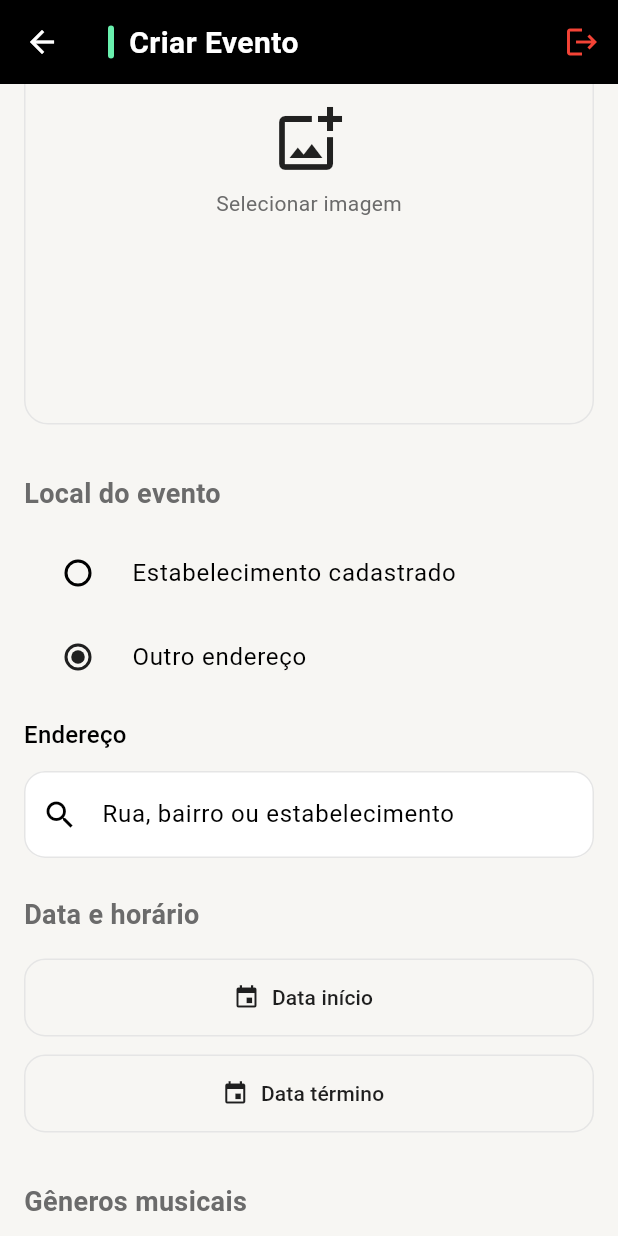
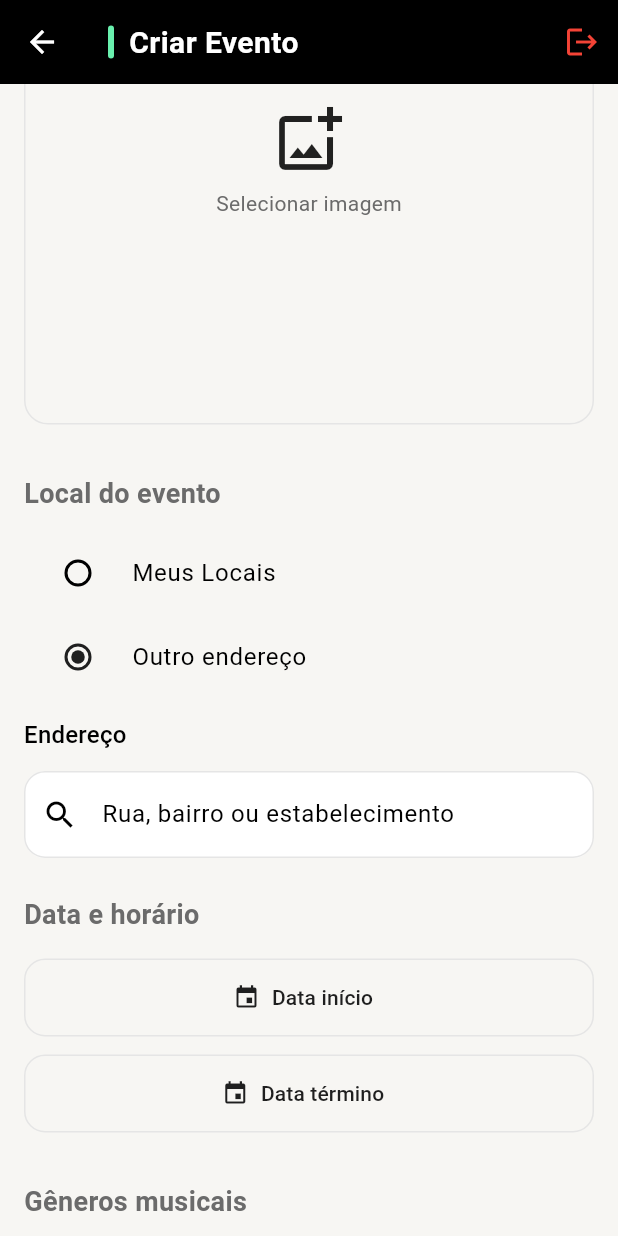
Before and after one commit to marysoarez/entao_bora, a Flutter app: the CreateEventPage screen opened by its route, scrolled down 576 dp, on a phone screen of 412 x 824 dp. Run offline on Flutter 3.47's test engine with Material 3 defaults, Android fonts, the light colour scheme and no system bars; our stand-ins replace cloud_firestore, dartz, firebase_auth, firebase_core, flutter_image_compress, flutter_mobx and 7 more; accounts and stored records are empty; generated files the repository leaves out were written again.

Commit message:
change: meus locais

```diff
--- a/lib/feature/events/presentation/pages/create_event_page.dart
+++ b/lib/feature/events/presentation/pages/create_event_page.dart
@@ -160,7 +160,7 @@ class _CreateEventPageState extends State<CreateEventPage> {
                         RadioListTile<bool>(
                           value: true,
                           groupValue: useRegisteredPlace,
-                          title: const Text('Estabelecimento cadastrado'),
+                          title: const Text('Meus Locais'),
                           onChanged: (value) {
                             setState(() {
                               useRegisteredPlace = true;
@@ -185,7 +185,7 @@ class _CreateEventPageState extends State<CreateEventPage> {
                           DropdownButtonFormField<PlaceEntity>(
                             initialValue: vm.place,
                             decoration: const InputDecoration(
-                              labelText: 'Estabelecimento',
+                              labelText: 'Selecionar parceiro',
                             ),
                             items: places.map((place) {
                               return DropdownMenuItem(
```
